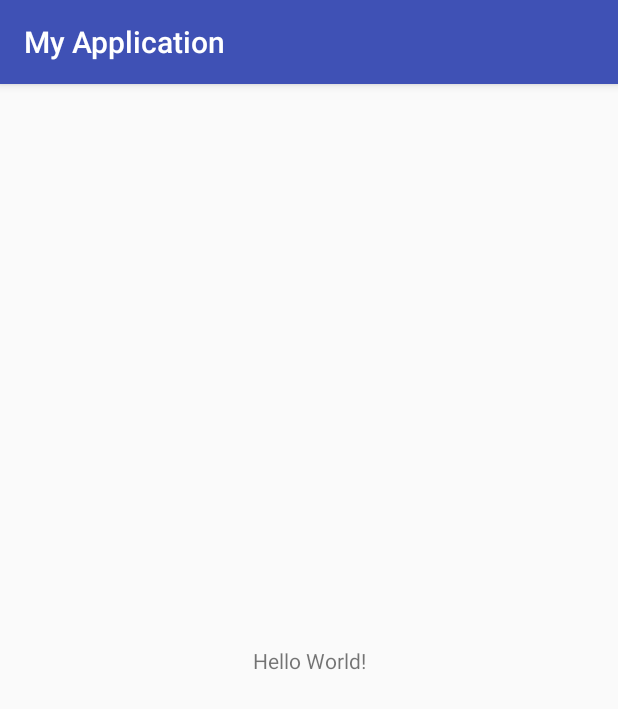
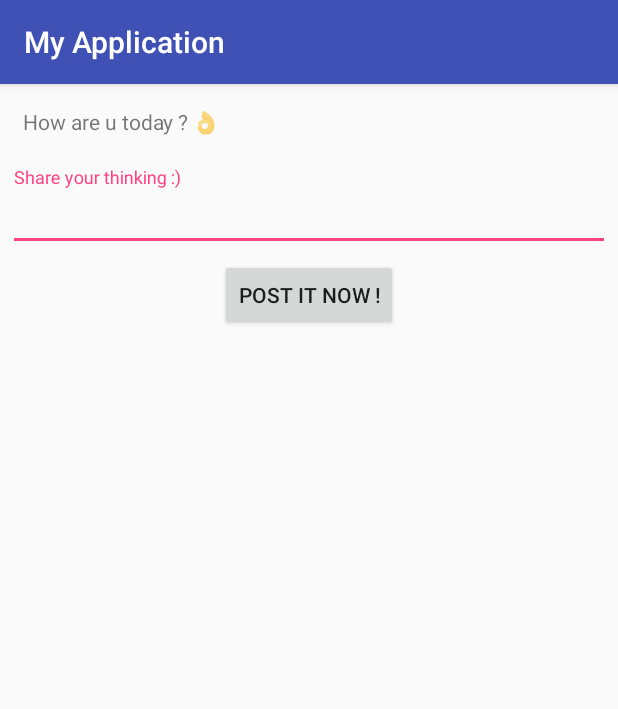
Before and after one commit to trungnam/testKotlin, an Android app: the screen it shows after launch (MainActivity), on a phone screen of 412 x 824 dp. Shown: the top 709 px of the screen. Run offline under Robolectric (Android 15) with nearby library versions, the phone set to English and light mode, and no system bars; libraries missing offline, so code that uses them is left out: io.realm; 3 statements that could not run were skipped.

Commit message:
build Realm mvp implement add indput Fragment

```diff
--- a/app/src/main/java/com/hydraz/trungnam1992/myapplication/App.kt
+++ b/app/src/main/java/com/hydraz/trungnam1992/myapplication/App.kt
@@ -5,6 +5,8 @@ import android.content.Context
 import android.support.multidex.MultiDexApplication
 import com.hydraz.trungnam1992.myapplication.di.AppComponent
 import com.hydraz.trungnam1992.myapplication.di.DaggerAppComponent
+import io.realm.Realm
+import io.realm.RealmConfiguration
 
 /**
  * Created by trungnam1992 on 4/24/18.
@@ -12,23 +14,23 @@ import com.hydraz.trungnam1992.myapplication.di.DaggerAppComponent
 
 
 class App : MultiDexApplication() {
-//
-//    private var context: Context? = null
-//    private lateinit var appComponent: AppComponent
+
+    companion object {
+        @JvmStatic
+        lateinit var appComponent: AppComponent
+        lateinit var realmConfiguration : RealmConfiguration
+    }
 
     override fun onCreate() {
         super.onCreate()
         appComponent = DaggerAppComponent.create()
-    }
-    companion object {
-        @JvmStatic
-        lateinit var appComponent: AppComponent
 
-
+        //set up Realm
+        Realm.init(this)
+        realmConfiguration = RealmConfiguration.Builder().build()
+        Realm.setDefaultConfiguration(realmConfiguration)
     }
 
 
 
-
-
 }
--- a/app/src/main/java/com/hydraz/trungnam1992/myapplication/ui/contact/MainActivityContact.kt
+++ b/app/src/main/java/com/hydraz/trungnam1992/myapplication/ui/contact/MainActivityContact.kt
@@ -1,6 +1,7 @@
 package com.hydraz.trungnam1992.myapplication.ui.contact
 
 import com.hydraz.trungnam1992.myapplication.ui.presenter.BasePresenter
+import com.hydraz.trungnam1992.myapplication.ui.view.BaseFragment
 import com.hydraz.trungnam1992.myapplication.ui.view.BaseView
 
 /**
@@ -9,10 +10,13 @@ import com.hydraz.trungnam1992.myapplication.ui.view.BaseView
 class MainActivityContact{
 
     interface MainView : BaseView{
-
+        fun startInputFragment(fragment: BaseFragment)
     }
 
     interface Presenter{
         //to do
+        fun statFragment(){
+
+        }
     }
 }
--- a/app/src/main/java/com/hydraz/trungnam1992/myapplication/ui/presenter/BasePresenter.kt
+++ b/app/src/main/java/com/hydraz/trungnam1992/myapplication/ui/presenter/BasePresenter.kt
@@ -11,6 +11,7 @@ abstract class BasePresenter<in T : BaseView>{
     abstract fun detachView(view: T)
     abstract fun attachView(view: T)
 
+
     open fun initialize (extras: Bundle) {}
 
 }
--- a/app/src/main/java/com/hydraz/trungnam1992/myapplication/ui/presenter/MainPresenter.kt
+++ b/app/src/main/java/com/hydraz/trungnam1992/myapplication/ui/presenter/MainPresenter.kt
@@ -1,18 +1,30 @@
 package com.hydraz.trungnam1992.myapplication.ui.presenter
 
+import android.os.Bundle
 import com.hydraz.trungnam1992.myapplication.ui.contact.MainActivityContact
+import com.hydraz.trungnam1992.myapplication.ui.view.FragmentUserInput
 import javax.inject.Inject
 
 /**
  * Created by trungnam1992 on 4/24/18.
  */
-class MainPresenter @Inject constructor() : BasePresenter<MainActivityContact.MainView>() {
+class MainPresenter @Inject constructor(
+        //to do service
+)
+    : BasePresenter<MainActivityContact.MainView>(), MainActivityContact.Presenter {
+
+    private lateinit var mView : MainActivityContact.MainView
+
     override fun detachView(view: MainActivityContact.MainView) {
 
     }
 
     override fun attachView(view: MainActivityContact.MainView) {
+        mView = view
     }
 
+    override fun statFragment() {
 
+        mView.startInputFragment(FragmentUserInput.newInstance(Bundle()))
+    }
 }
--- /dev/null
+++ b/app/src/main/java/com/hydraz/trungnam1992/myapplication/ui/view/BaseFragment.kt
@@ -0,0 +1,12 @@
+package com.hydraz.trungnam1992.myapplication.ui.view
+
+import android.app.Fragment
+
+/**
+ * Created by trungnam1992 on 4/24/18.
+ */
+abstract class BaseFragment : Fragment(), BaseView {
+
+    protected abstract fun initPresenter()
+
+}
--- /dev/null
+++ b/app/src/main/java/com/hydraz/trungnam1992/myapplication/ui/view/FragmentUserInput.kt
@@ -0,0 +1,29 @@
+package com.hydraz.trungnam1992.myapplication.ui.view
+
+import android.os.Bundle
+import android.view.LayoutInflater
+import android.view.View
+import android.view.ViewGroup
+import com.hydraz.trungnam1992.myapplication.R
+
+class FragmentUserInput : BaseFragment() {
+
+    companion object {
+        @JvmStatic
+        fun newInstance(bundle: Bundle) : FragmentUserInput{
+            return FragmentUserInput()
+        }
+    }
+
+
+    override fun initPresenter() {
+        TODO("not implemented") //To change body of created functions use File | Settings | File Templates.
+    }
+
+    override fun onCreateView(inflater: LayoutInflater?, container: ViewGroup?,
+                              savedInstanceState: Bundle?): View? {
+        // Inflate the layout for this fragment
+        return inflater?.inflate(R.layout.fragment_fragment_user_input, container, false)
+    }
+
+}
--- a/app/src/main/java/com/hydraz/trungnam1992/myapplication/ui/view/MainActivity.kt
+++ b/app/src/main/java/com/hydraz/trungnam1992/myapplication/ui/view/MainActivity.kt
@@ -1,6 +1,7 @@
 package com.hydraz.trungnam1992.myapplication.ui.view
 
 
+import android.app.FragmentManager
 import com.hydraz.trungnam1992.myapplication.App
 import com.hydraz.trungnam1992.myapplication.R
 import com.hydraz.trungnam1992.myapplication.ui.contact.MainActivityContact
@@ -17,15 +18,18 @@ class MainActivity : BaseActivity(), MainActivityContact.MainView {
             return R.layout.activity_main
         }
 
-
     override fun initializeDagger() {
         App.appComponent.inject(this@MainActivity)
     }
 
     override fun initializePresenter() {
         mPresenter.attachView(this)
-//        mPresenter.setTexttoView("Hello")
+        mPresenter.statFragment()
+    }
 
+    override fun startInputFragment(fragment: BaseFragment) {
+        //to do in Base Ac late
+        fragmentManager.beginTransaction().add(android.R.id.content ,fragment).commit()
     }
 
 }
--- a/app/src/main/res/layout/activity_main.xml
+++ b/app/src/main/res/layout/activity_main.xml
@@ -1,18 +1,15 @@
 <?xml version="1.0" encoding="utf-8"?>
 <android.support.constraint.ConstraintLayout xmlns:android="http://schemas.android.com/apk/res/android"
-    xmlns:app="http://schemas.android.com/apk/res-auto"
     xmlns:tools="http://schemas.android.com/tools"
     android:layout_width="match_parent"
     android:layout_height="match_parent"
     tools:context="com.hydraz.trungnam1992.myapplication.ui.view.MainActivity">
 
-    <TextView
-        android:layout_width="wrap_content"
-        android:layout_height="wrap_content"
-        android:text="Hello World!"
-        app:layout_constraintBottom_toBottomOf="parent"
-        app:layout_constraintLeft_toLeftOf="parent"
-        app:layout_constraintRight_toRightOf="parent"
-        app:layout_constraintTop_toTopOf="parent" />
+    <FrameLayout
+        android:layout_width="match_parent"
+        android:layout_height="match_parent"
+        tools:ignore="UselessLeaf">
+
+    </FrameLayout>
 
 </android.support.constraint.ConstraintLayout>
--- /dev/null
+++ b/app/src/main/res/layout/fragment_fragment_user_input.xml
@@ -0,0 +1,37 @@
+<RelativeLayout xmlns:android="http://schemas.android.com/apk/res/android"
+    xmlns:tools="http://schemas.android.com/tools"
+    android:layout_width="match_parent"
+    android:layout_height="match_parent"
+    tools:context="com.hydraz.trungnam1992.myapplication.ui.view.FragmentUserInput">
+
+        <TextView
+            android:padding="@dimen/normal_padding"
+            android:text="@string/question_status"
+            android:id="@+id/txtViewQuestion"
+            android:layout_width="match_parent"
+            android:layout_height="wrap_content" />
+
+        <android.support.design.widget.TextInputLayout
+            android:layout_width="match_parent"
+            android:layout_below="@+id/txtViewQuestion"
+            android:id="@+id/textInputLayoutStatus"
+            android:padding="@dimen/dimen_small"
+            android:layout_height="wrap_content">
+
+            <android.support.design.widget.TextInputEditText
+                android:hint="@string/text_hint_share_your_thinking"
+                android:layout_width="match_parent"
+                android:id="@+id/textInputEditTextStatus"
+                android:layout_height="wrap_content" />
+
+        </android.support.design.widget.TextInputLayout>
+
+        <Button
+            android:layout_centerInParent="true"
+            android:id="@+id/btnPostStatus"
+            android:layout_below="@+id/textInputLayoutStatus"
+            android:layout_width="wrap_content"
+            android:text="@string/text_post_it_now"
+            android:layout_height="wrap_content" />
+
+</RelativeLayout>
--- /dev/null
+++ b/app/src/main/res/values/dimens.xml
@@ -0,0 +1,5 @@
+<?xml version="1.0" encoding="utf-8"?>
+<resources>
+    <dimen name="normal_padding">15dp</dimen>
+    <dimen name="dimen_small">5dp</dimen>
+</resources>
--- a/app/src/main/res/values/strings.xml
+++ b/app/src/main/res/values/strings.xml
@@ -1,3 +1,9 @@
 <resources>
     <string name="app_name">My Application</string>
+
+    <!-- TODO: Remove or change this placeholder text -->
+    <string name="hello_blank_fragment">Hello blank fragment</string>
+    <string name="question_status">How are u today ? 👌</string>
+    <string name="text_hint_share_your_thinking">Share your thinking :)</string>
+    <string name="text_post_it_now">Post it now !</string>
 </resources>
--- a/build.gradle
+++ b/build.gradle
@@ -10,6 +10,7 @@ buildscript {
         classpath 'com.android.tools.build:gradle:3.1.2'
         classpath "org.jetbrains.kotlin:kotlin-gradle-plugin:$kotlin_version"
         classpath 'com.neenbedankt.gradle.plugins:android-apt:1.8'
+        classpath "io.realm:realm-gradle-plugin:3.0.0"
         // NOTE: Do not place your application dependencies here; they belong
         // in the individual module build.gradle files
     }
```
Also changed, not shown: app/build.gradle (+7 -3 lines), app/src/main/java/com/hydraz/trungnam1992/myapplication/data/LocalResource.kt (added, +13 -0 lines), app/src/main/java/com/hydraz/trungnam1992/myapplication/data/local/LocalRepository.kt (added, +20 -0 lines), app/src/main/java/com/hydraz/trungnam1992/myapplication/di/AppModule.kt (+8 -2 lines), app/src/main/java/com/hydraz/trungnam1992/myapplication/model/Status.kt (added, +8 -0 lines), app/src/main/java/com/hydraz/trungnam1992/myapplication/ui/contact/FragmentUserInputContact.kt (added, +17 -0 lines), app/src/main/java/com/hydraz/trungnam1992/myapplication/ui/view/BaseActivity.kt (+0 -10 lines), gradle.properties (line endings or trailing spaces).
